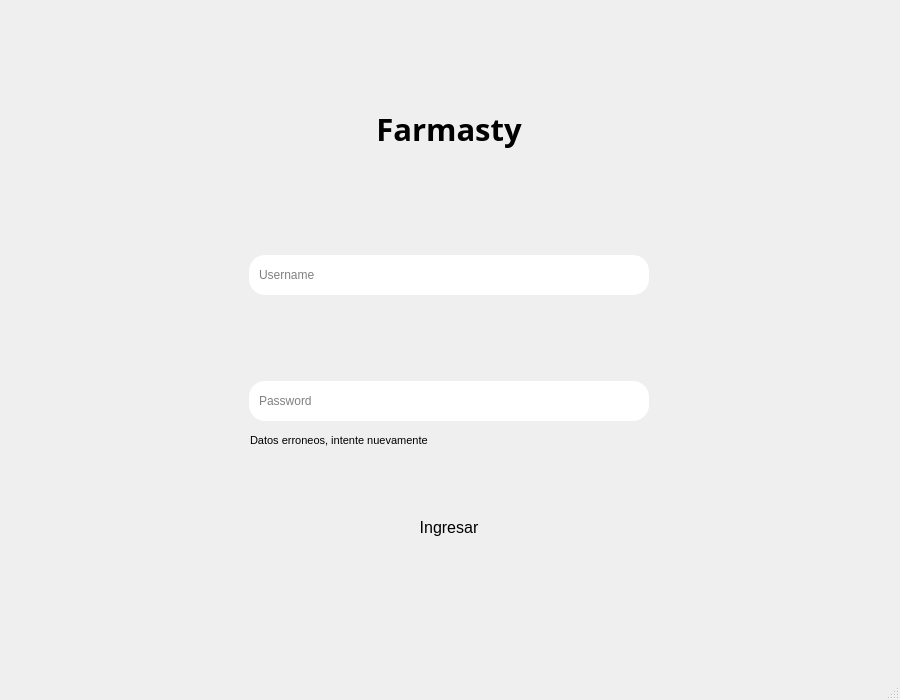
This is main-ventana.ui in nicolujan1610/farmasty as Qt 5 draws it before an edit. The edited form follows.
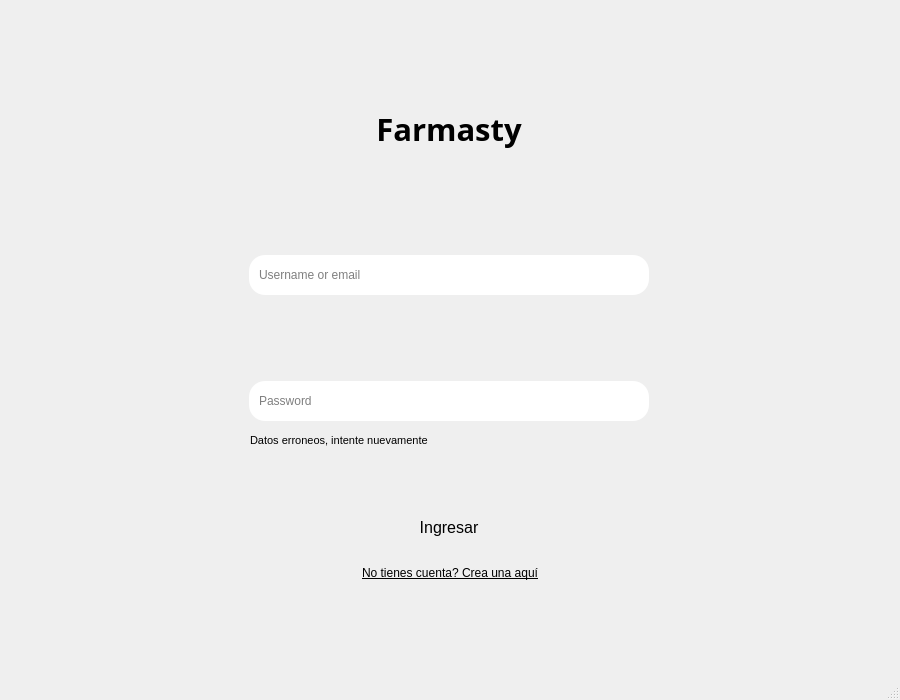
This is the edited form.

```diff
--- a/main-ventana.ui
+++ b/main-ventana.ui
@@ -97,7 +97,7 @@
         <bool>false</bool>
        </property>
        <property name="placeholderText">
-        <string>Username</string>
+        <string>Username or email</string>
        </property>
       </widget>
      </item>
@@ -231,6 +231,46 @@
      <bool>true</bool>
     </property>
    </widget>
+   <widget class="QPushButton" name="register_btn">
+    <property name="geometry">
+     <rect>
+      <x>350</x>
+      <y>560</y>
+      <width>200</width>
+      <height>25</height>
+     </rect>
+    </property>
+    <property name="minimumSize">
+     <size>
+      <width>200</width>
+      <height>25</height>
+     </size>
+    </property>
+    <property name="maximumSize">
+     <size>
+      <width>200</width>
+      <height>25</height>
+     </size>
+    </property>
+    <property name="font">
+     <font>
+      <underline>true</underline>
+     </font>
+    </property>
+    <property name="cursor">
+     <cursorShape>PointingHandCursor</cursorShape>
+    </property>
+    <property name="styleSheet">
+     <string notr="true">border-radius: 16px;
+padding:4px;
+background-color: transparent;
+color:&quot;#eee&quot;;
+text-decoration:underline;</string>
+    </property>
+    <property name="text">
+     <string>No tienes cuenta? Crea una aquí</string>
+    </property>
+   </widget>
   </widget>
   <widget class="QMenuBar" name="menubar">
    <property name="geometry">
```
